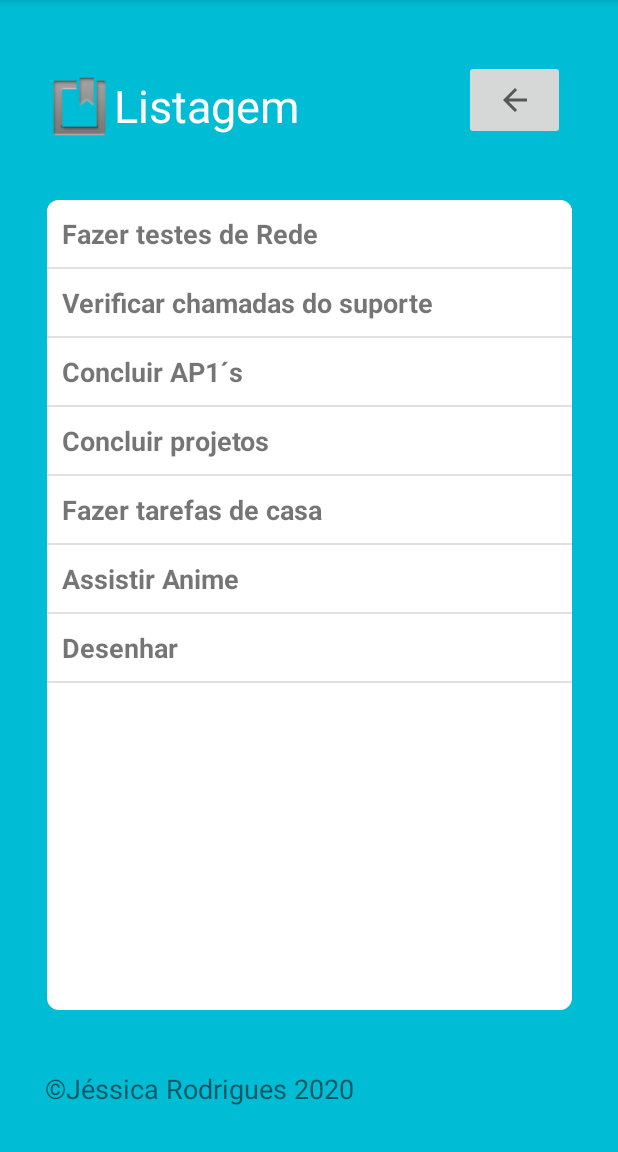
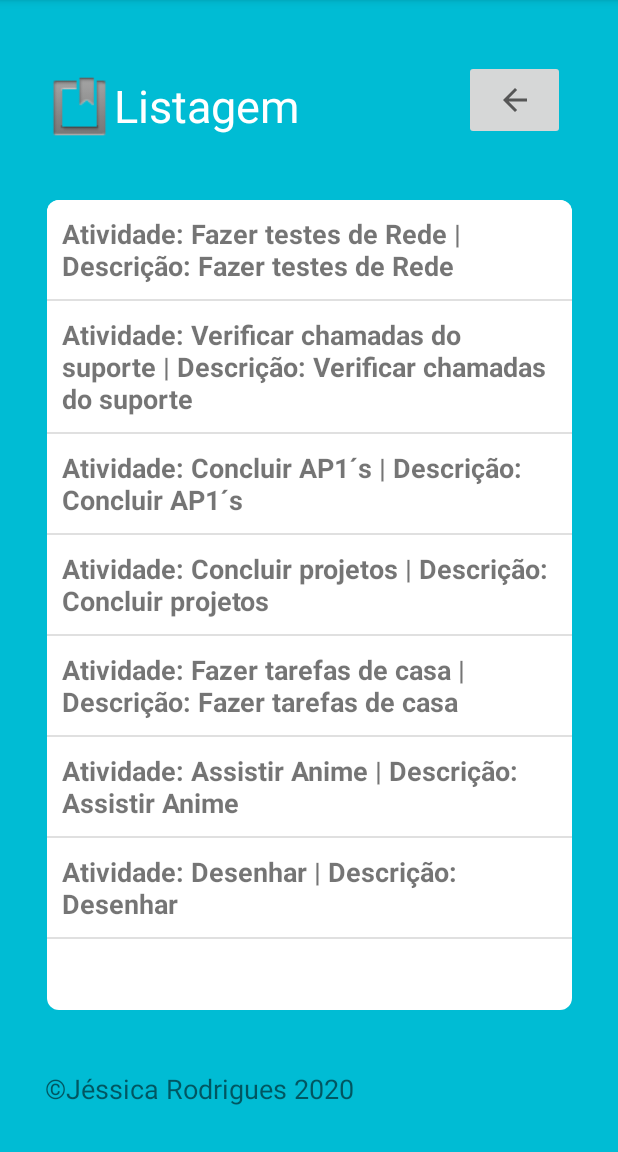
Before and after one commit to JessicaRodriguesdc/MyActivities, an Android app: the ListActivity screen opened directly, with no data from a screen before it, on a phone screen of 412 x 824 dp, the part 84-1236 px from its top. Run offline under Robolectric (Android 15) with nearby library versions, the phone set to English and light mode, and no system bars.

Commit message:
add lista de atividades fake

```diff
--- a/app/src/main/java/br/edu/uni/si/myactivities/ListActivity.java
+++ b/app/src/main/java/br/edu/uni/si/myactivities/ListActivity.java
@@ -9,21 +9,21 @@ import android.widget.ArrayAdapter;
 import android.widget.ImageButton;
 import android.widget.ListView;
 
+import java.util.Date;
+
+import br.edu.uni.si.myactivities.model.Atividade;
+
 public class ListActivity extends AppCompatActivity {
 
     private ImageButton ibVoltar;
-    private String[] listaAtvdd = {"Fazer testes de Rede",
-            "Verificar chamadas do suporte",
-            "Concluir AP1´s",
-            "Concluir projetos",
-            "Fazer tarefas de casa",
-            "Assistir Anime",
-            "Desenhar"};
+    private String[] listaAtvdd;
 
     @Override
     protected void onCreate(Bundle savedInstanceState) {
         super.onCreate(savedInstanceState);
         setContentView(R.layout.activity_list);
+
+        listaAtividadeFake();
 
         ArrayAdapter adapter = new ArrayAdapter<String>(this,R.layout.activity_list_atvdd,listaAtvdd);
 
@@ -44,4 +44,28 @@ public class ListActivity extends AppCompatActivity {
         Intent intent = new Intent(this,MenuActivity.class);
         startActivity(intent);
     }
+
+
+    private void listaAtividadeFake(){
+        Atividade atd1 = new Atividade("Fazer testes de Rede", "Atividade de rede", new Date(01 - 9 - 2020), new Date(01 - 10 - 2020));
+        Atividade atd2 = new Atividade("Verificar chamadas do suporte", "Atidade da Empresa", new Date(02 - 9 - 2020), new Date(02 - 10 - 2020));
+        Atividade atd3 = new Atividade("Concluir AP1´s", "Provas", new Date(02 - 9 - 2020), new Date(02 - 10 - 2020));
+        Atividade atd4 = new Atividade("Concluir projetos", "Projetos Pessoais", new Date(03 - 9 - 2020), new Date(03 - 10 - 2020));
+        Atividade atd5 = new Atividade("Fazer tarefas de casa", "Atividade de casa", new Date(04 - 9 - 2020), new Date(04 - 10 - 2020));
+        Atividade atd6 = new Atividade("Assistir Anime", "Lazer", new Date(05 - 9 - 2020), new Date(05 - 10 - 2020));
+        Atividade atd7 = new Atividade("Desenhar", "Lazer", new Date(06 - 9 - 2020), new Date(06 - 10 - 2020));
+
+        {
+            String[] atividades = {
+                    "Atividade: "+atd1.getNome()+" | Descrição: "+atd1.getNome(),
+                    "Atividade: "+atd2.getNome()+" | Descrição: "+atd2.getNome(),
+                    "Atividade: "+atd3.getNome()+" | Descrição: "+atd3.getNome(),
+                    "Atividade: "+atd4.getNome()+" | Descrição: "+atd4.getNome(),
+                    "Atividade: "+atd5.getNome()+" | Descrição: "+atd5.getNome(),
+                    "Atividade: "+atd6.getNome()+" | Descrição: "+atd6.getNome(),
+                    "Atividade: "+atd7.getNome()+" | Descrição: "+atd7.getNome()
+            };
+            listaAtvdd = atividades;
+        }
+    }
 }
```
